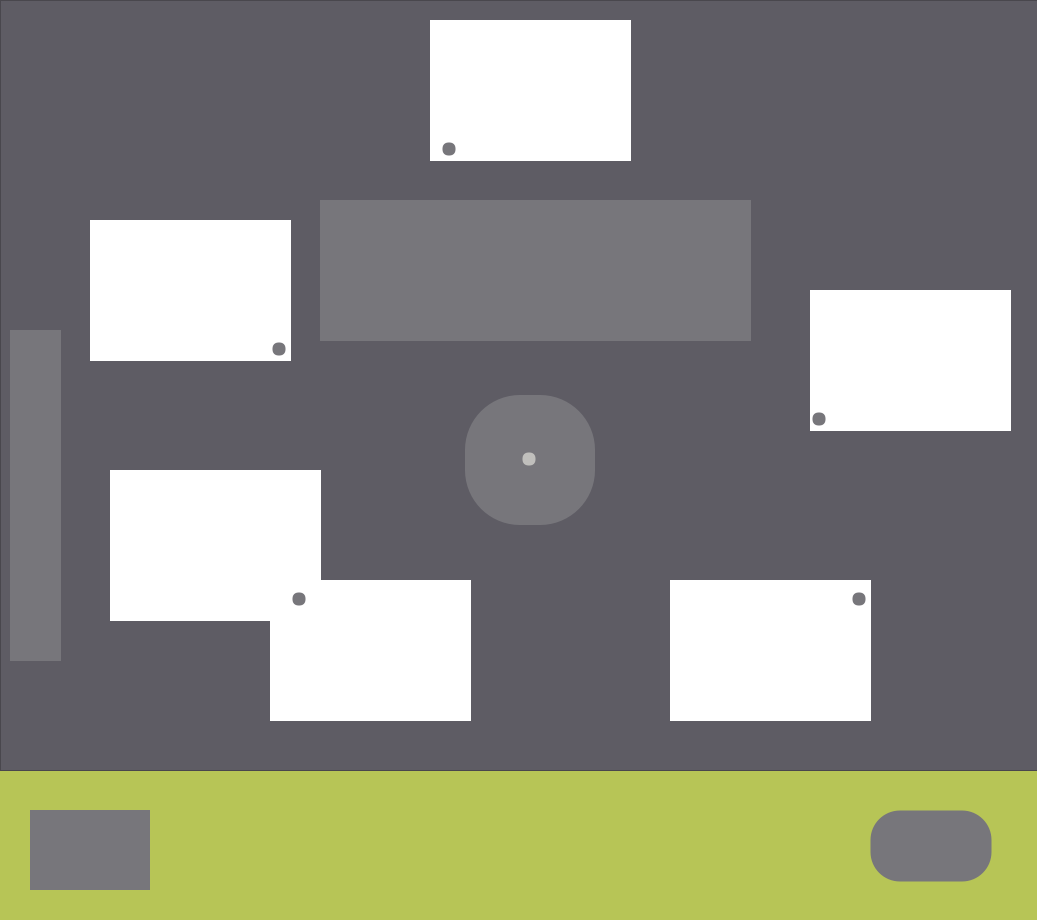
Old version of the form AED-Simulator/mainwindow.ui in the repository MrcsM/COMP3004-FinalProject.
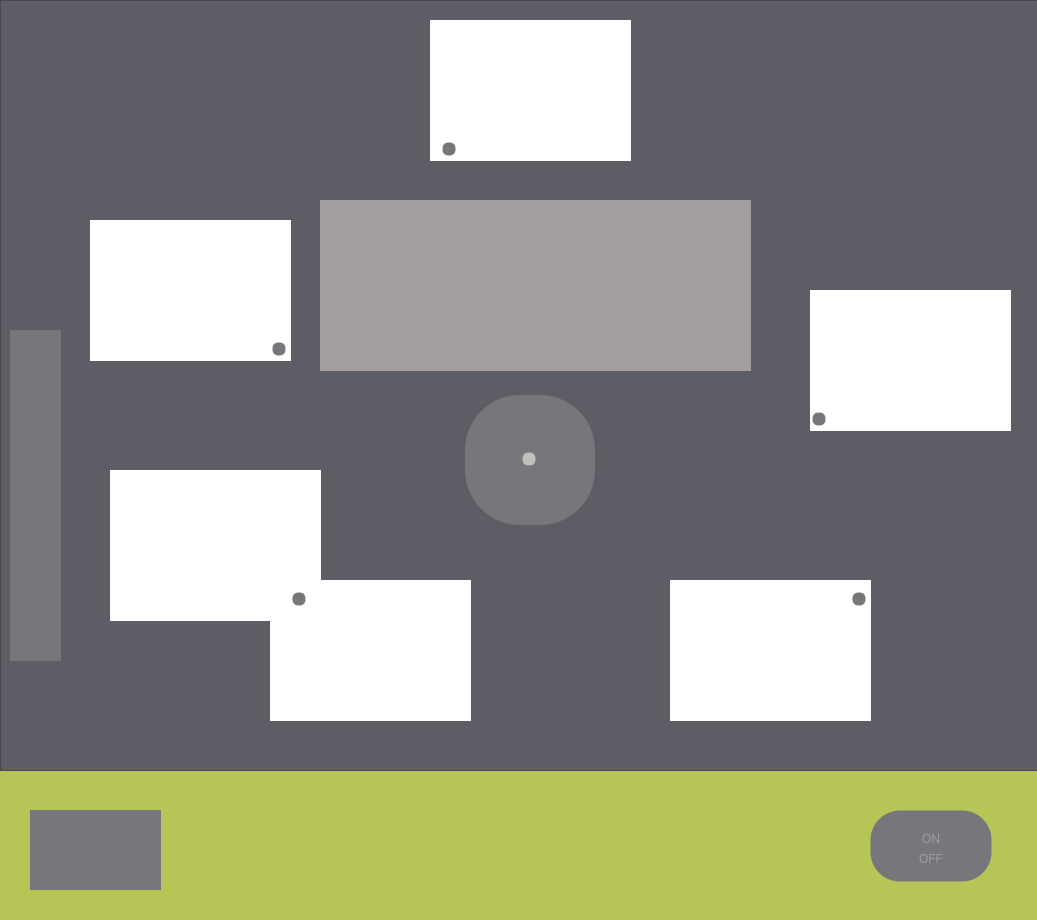
New version of the form. Icons and pictures are not drawn.

Commit message: Added MainWindow functionality and Prompts

Diff of the .ui file:
```diff
--- a/AED-Simulator/mainwindow.ui
+++ b/AED-Simulator/mainwindow.ui
@@ -228,12 +228,69 @@
        <x>320</x>
        <y>200</y>
        <width>431</width>
-       <height>141</height>
+       <height>171</height>
       </rect>
      </property>
      <property name="styleSheet">
-      <string notr="true">background-color: rgb(119, 118, 123);</string>
+      <string notr="true">background-color: rgb(164, 157, 157);</string>
      </property>
+     <widget class="QLabel" name="shock_count">
+      <property name="geometry">
+       <rect>
+        <x>0</x>
+        <y>0</y>
+        <width>121</width>
+        <height>16</height>
+       </rect>
+      </property>
+      <property name="styleSheet">
+       <string notr="true">font: 10pt &quot;Source Code Pro&quot;;</string>
+      </property>
+      <property name="text">
+       <string/>
+      </property>
+     </widget>
+     <widget class="QLabel" name="elapsed_time">
+      <property name="geometry">
+       <rect>
+        <x>230</x>
+        <y>0</y>
+        <width>201</width>
+        <height>20</height>
+       </rect>
+      </property>
+      <property name="styleSheet">
+       <string notr="true">font: 10pt &quot;Source Code Pro&quot;;</string>
+      </property>
+      <property name="text">
+       <string/>
+      </property>
+      <property name="alignment">
+       <set>Qt::AlignRight|Qt::AlignTrailing|Qt::AlignVCenter</set>
+      </property>
+     </widget>
+     <widget class="QLabel" name="visual_prompt">
+      <property name="geometry">
+       <rect>
+        <x>0</x>
+        <y>130</y>
+        <width>431</width>
+        <height>41</height>
+       </rect>
+      </property>
+      <property name="styleSheet">
+       <string notr="true">font: 10pt &quot;Source Code Pro&quot;;</string>
+      </property>
+      <property name="text">
+       <string/>
+      </property>
+      <property name="alignment">
+       <set>Qt::AlignCenter</set>
+      </property>
+      <property name="wordWrap">
+       <bool>true</bool>
+      </property>
+     </widget>
     </widget>
     <widget class="QWidget" name="connectors" native="true">
      <property name="geometry">
@@ -322,14 +379,152 @@
      <rect>
       <x>30</x>
       <y>810</y>
-      <width>120</width>
+      <width>131</width>
       <height>80</height>
      </rect>
     </property>
     <property name="styleSheet">
      <string notr="true">background-color: rgb(119, 118, 123);</string>
     </property>
+    <widget class="QLabel" name="disabled_pass">
+     <property name="geometry">
+      <rect>
+       <x>0</x>
+       <y>0</y>
+       <width>62</width>
+       <height>81</height>
+      </rect>
+     </property>
+     <property name="text">
+      <string/>
+     </property>
+     <property name="pixmap">
+      <pixmap resource="resources.qrc">:/images/images/grayed_out_check.png</pixmap>
+     </property>
+     <property name="scaledContents">
+      <bool>true</bool>
+     </property>
+    </widget>
+    <widget class="QLabel" name="pass_label">
+     <property name="enabled">
+      <bool>true</bool>
+     </property>
+     <property name="geometry">
+      <rect>
+       <x>0</x>
+       <y>0</y>
+       <width>62</width>
+       <height>81</height>
+      </rect>
+     </property>
+     <property name="text">
+      <string/>
+     </property>
+     <property name="pixmap">
+      <pixmap resource="resources.qrc">:/images/images/check.png</pixmap>
+     </property>
+     <property name="scaledContents">
+      <bool>true</bool>
+     </property>
+    </widget>
+    <widget class="QLabel" name="disabled_failed">
+     <property name="geometry">
+      <rect>
+       <x>70</x>
+       <y>0</y>
+       <width>61</width>
+       <height>81</height>
+      </rect>
+     </property>
+     <property name="text">
+      <string/>
+     </property>
+     <property name="pixmap">
+      <pixmap resource="resources.qrc">:/images/images/grayed_out_x.png</pixmap>
+     </property>
+     <property name="scaledContents">
+      <bool>true</bool>
+     </property>
+    </widget>
+    <widget class="QLabel" name="failed_label">
+     <property name="enabled">
+      <bool>true</bool>
+     </property>
+     <property name="geometry">
+      <rect>
+       <x>70</x>
+       <y>0</y>
+       <width>61</width>
+       <height>81</height>
+      </rect>
+     </property>
+     <property name="text">
+      <string/>
+     </property>
+     <property name="pixmap">
+      <pixmap resource="resources.qrc">:/images/images/x.png</pixmap>
+     </property>
+     <property name="scaledContents">
+      <bool>true</bool>
+     </property>
+    </widget>
    </widget>
+   <widget class="QLabel" name="on_label">
+    <property name="enabled">
+     <bool>false</bool>
+    </property>
+    <property name="geometry">
+     <rect>
+      <x>900</x>
+      <y>830</y>
+      <width>62</width>
+      <height>17</height>
+     </rect>
+    </property>
+    <property name="contextMenuPolicy">
+     <enum>Qt::NoContextMenu</enum>
+    </property>
+    <property name="styleSheet">
+     <string notr="true">background-color: rgb(119, 118, 123);
+font: 75 15pt &quot;DejaVu Sans&quot;;
+color: rgb(164, 157, 157);</string>
+    </property>
+    <property name="text">
+     <string>ON</string>
+    </property>
+    <property name="alignment">
+     <set>Qt::AlignCenter</set>
+    </property>
+   </widget>
+   <widget class="QLabel" name="off_label">
+    <property name="enabled">
+     <bool>false</bool>
+    </property>
+    <property name="geometry">
+     <rect>
+      <x>900</x>
+      <y>850</y>
+      <width>62</width>
+      <height>17</height>
+     </rect>
+    </property>
+    <property name="styleSheet">
+     <string notr="true">background-color: rgb(119, 118, 123);
+font: 75 15pt &quot;DejaVu Sans&quot;;
+color: rgb(164, 157, 157);</string>
+    </property>
+    <property name="text">
+     <string>OFF</string>
+    </property>
+    <property name="alignment">
+     <set>Qt::AlignCenter</set>
+    </property>
+   </widget>
+   <zorder>frame</zorder>
+   <zorder>power_button</zorder>
+   <zorder>status_indicator</zorder>
+   <zorder>off_label</zorder>
+   <zorder>on_label</zorder>
   </widget>
   <widget class="QStatusBar" name="statusbar"/>
  </widget>
```
Left out of the diff: 4 changed lines with no effect on the pictures. The commit also changes 25 other files.
